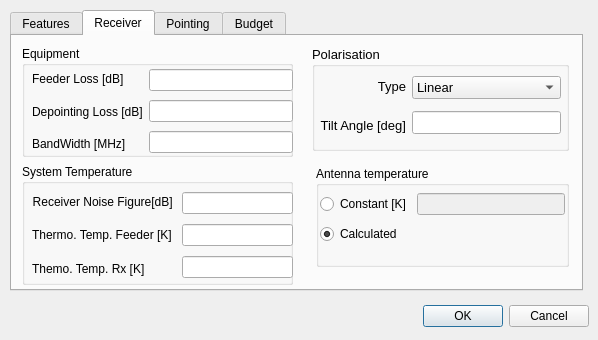
Above: sta-src/Payloads/receiverPayloadDialog.ui from Dwarf-Planet-Project/SpaceDesignTool before the change. Below: the same form after it.
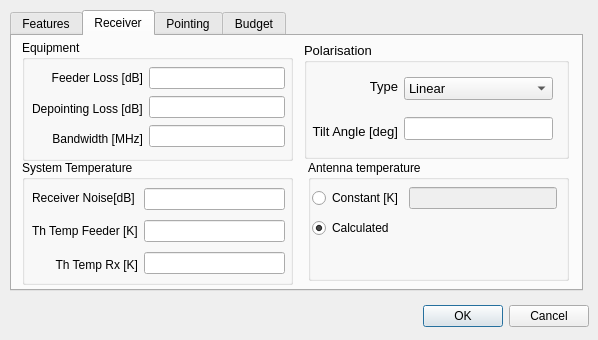
That is the form after the change. The open tabs and pages were chosen to show the change.

Commit message: Patching faulty GUI files for transmitter and receivers

Diff of the .ui file:
```diff
--- a/sta-src/Payloads/receiverPayloadDialog.ui
+++ b/sta-src/Payloads/receiverPayloadDialog.ui
@@ -277,10 +277,10 @@
     <widget class="QGroupBox" name="PolarisationGroupBox">
      <property name="geometry">
       <rect>
-       <x>300</x>
-       <y>10</y>
-       <width>257</width>
-       <height>105</height>
+       <x>292</x>
+       <y>6</y>
+       <width>265</width>
+       <height>117</height>
       </rect>
      </property>
      <property name="font">
@@ -297,7 +297,7 @@
         <x>8</x>
         <y>24</y>
         <width>241</width>
-        <height>72</height>
+        <height>85</height>
        </rect>
       </property>
       <layout class="QHBoxLayout" name="horizontalLayout_4">
@@ -329,6 +329,11 @@
         <layout class="QVBoxLayout" name="verticalLayout_11">
          <item>
           <widget class="QComboBox" name="PolarisationComboBox">
+           <property name="font">
+            <font>
+             <kerning>false</kerning>
+            </font>
+           </property>
            <item>
             <property name="text">
              <string>Linear</string>
@@ -365,9 +370,9 @@
      <property name="geometry">
       <rect>
        <x>10</x>
-       <y>128</y>
+       <y>124</y>
        <width>271</width>
-       <height>121</height>
+       <height>125</height>
       </rect>
      </property>
      <property name="title">
@@ -378,7 +383,7 @@
        <rect>
         <x>10</x>
         <y>24</y>
-        <width>261</width>
+        <width>253</width>
         <height>94</height>
        </rect>
       </property>
@@ -388,7 +393,7 @@
          <item>
           <widget class="QLabel" name="RxNoiseFigureLabel">
            <property name="text">
-            <string>Receiver Noise Figure[dB] </string>
+            <string>Receiver Noise[dB] </string>
            </property>
            <property name="alignment">
             <set>Qt::AlignRight|Qt::AlignTrailing|Qt::AlignVCenter</set>
@@ -398,17 +403,17 @@
          <item>
           <widget class="QLabel" name="RxFeederTmpLabel">
            <property name="text">
-            <string>Thermo. Temp. Feeder [K]</string>
+            <string>Th Temp Feeder [K]</string>
            </property>
           </widget>
          </item>
          <item>
           <widget class="QLabel" name="RxTempLabel">
            <property name="text">
-            <string>Themo. Temp. Rx [K]</string>
+            <string>Th Temp Rx [K]</string>
            </property>
            <property name="alignment">
-            <set>Qt::AlignLeading|Qt::AlignLeft|Qt::AlignVCenter</set>
+            <set>Qt::AlignRight|Qt::AlignTrailing|Qt::AlignVCenter</set>
            </property>
           </widget>
          </item>
@@ -455,9 +460,9 @@
      <property name="geometry">
       <rect>
        <x>10</x>
-       <y>10</y>
+       <y>4</y>
        <width>271</width>
-       <height>111</height>
+       <height>121</height>
       </rect>
      </property>
      <property name="title">
@@ -467,9 +472,9 @@
       <property name="geometry">
        <rect>
         <x>10</x>
-        <y>20</y>
-        <width>261</width>
-        <height>91</height>
+        <y>26</y>
+        <width>253</width>
+        <height>85</height>
        </rect>
       </property>
       <layout class="QHBoxLayout" name="horizontalLayout_5">
@@ -481,7 +486,7 @@
             <string>Feeder Loss [dB]</string>
            </property>
            <property name="alignment">
-            <set>Qt::AlignLeading|Qt::AlignLeft|Qt::AlignVCenter</set>
+            <set>Qt::AlignRight|Qt::AlignTrailing|Qt::AlignVCenter</set>
            </property>
           </widget>
          </item>
@@ -495,7 +500,10 @@
          <item>
           <widget class="QLabel" name="BandWidthLabel">
            <property name="text">
-            <string>BandWidth [MHz]</string>
+            <string>Bandwidth [MHz]</string>
+           </property>
+           <property name="alignment">
+            <set>Qt::AlignRight|Qt::AlignTrailing|Qt::AlignVCenter</set>
            </property>
           </widget>
          </item>
@@ -535,10 +543,10 @@
     <widget class="QGroupBox" name="groupBox_2">
      <property name="geometry">
       <rect>
-       <x>304</x>
-       <y>130</y>
-       <width>253</width>
-       <height>101</height>
+       <x>296</x>
+       <y>124</y>
+       <width>261</width>
+       <height>121</height>
       </rect>
      </property>
      <property name="title">
```
Left out of the diff: 90 changed lines with no effect on the pictures. The commit also changes 1 other file.
